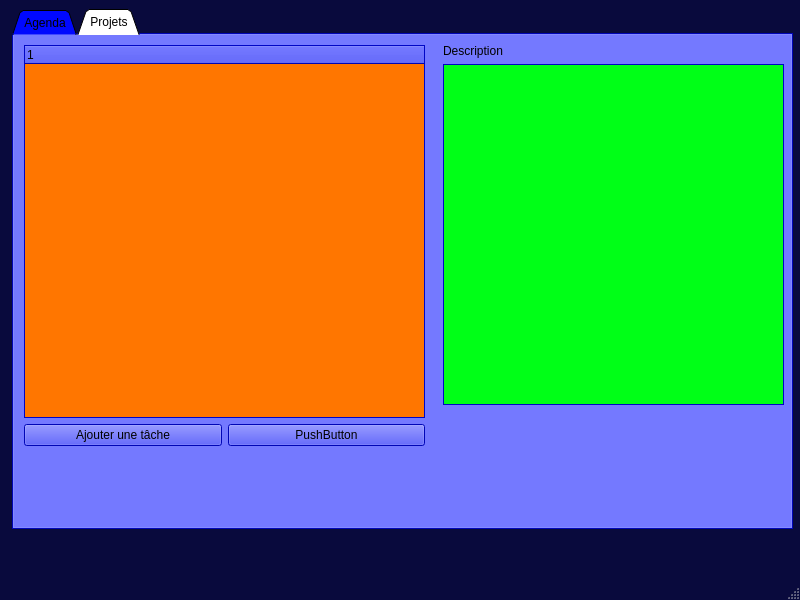
Before: the Qt Designer form src/mainwindow.ui in sowlosc/ProjectCalendar, drawn with Qt 5.
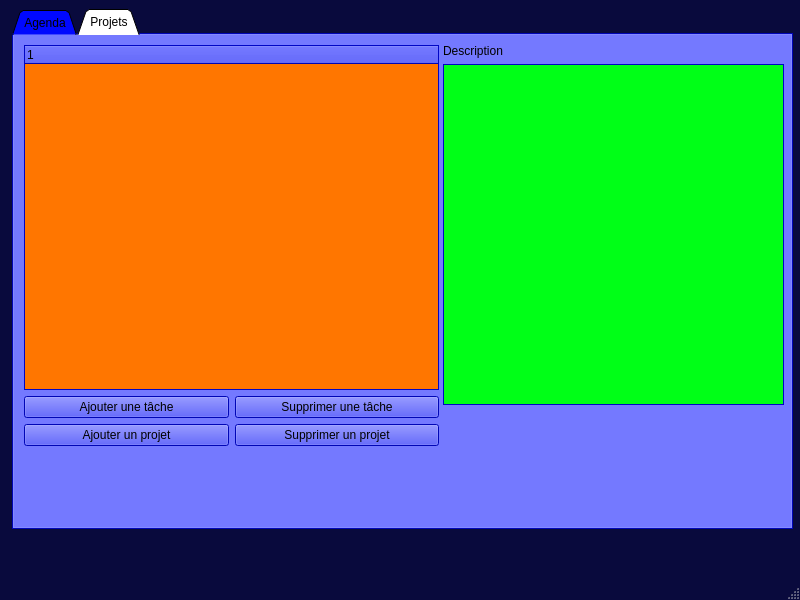
After: the same form once the commit is applied.

Commit message: ajout suppression tache et suppression projet

Diff of the .ui file:
```diff
--- a/src/mainwindow.ui
+++ b/src/mainwindow.ui
@@ -891,7 +891,7 @@
        <rect>
         <x>10</x>
         <y>10</y>
-        <width>401</width>
+        <width>415</width>
         <height>401</height>
        </rect>
       </property>
@@ -966,7 +966,28 @@
          <item>
           <widget class="QPushButton" name="pushButton">
            <property name="text">
-            <string>PushButton</string>
+            <string>Supprimer une tâche</string>
+           </property>
+          </widget>
+         </item>
+        </layout>
+       </item>
+       <item>
+        <layout class="QHBoxLayout" name="horizontalLayout_2">
+         <property name="sizeConstraint">
+          <enum>QLayout::SetDefaultConstraint</enum>
+         </property>
+         <item>
+          <widget class="QPushButton" name="Bouton_ajouter_projet">
+           <property name="text">
+            <string>Ajouter un projet</string>
+           </property>
+          </widget>
+         </item>
+         <item>
+          <widget class="QPushButton" name="Bouton_supprimer_projet">
+           <property name="text">
+            <string>Supprimer un projet</string>
            </property>
           </widget>
          </item>
```
Left out of the diff: 2 changed lines with no effect on the pictures. The commit also changes 116 other files.
